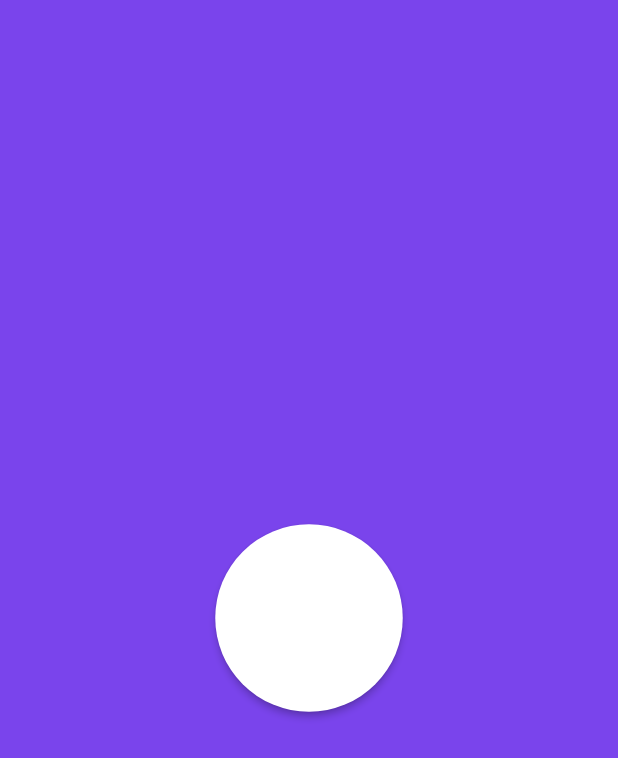
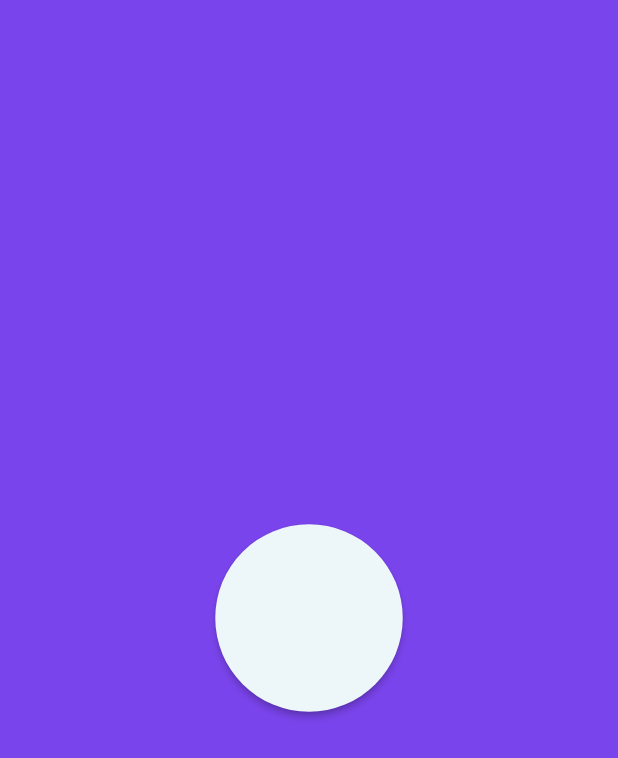
Before and after one commit to VirtualSketch/vs-mobile-app, a Flutter app: the screen it shows after launch, on a phone screen of 412 x 824 dp. Shown: the top 758 px of the screen. Run offline on Flutter 3.47's test engine with Material 2 defaults, Android fonts, the light colour scheme and no system bars; our stand-ins replace flutter_modular.

Commit message:
📝 request change finished

```diff
--- a/lib/components/circle_button.dart
+++ b/lib/components/circle_button.dart
@@ -5,7 +5,11 @@ class CircleButton extends StatelessWidget {
 
   @override
   Widget build(BuildContext context) {
-    return Column(
+    return Container(
+      color: const Color(0xFF7A44EC),
+      child: Column(
+        crossAxisAlignment: CrossAxisAlignment.stretch,
+        mainAxisAlignment: MainAxisAlignment.center,
         children: [
           ElevatedButton(
             onPressed: () {
@@ -18,15 +22,16 @@ class CircleButton extends StatelessWidget {
             },
             child: const Icon(
               Icons.circle,
-            color: Colors.white,
+              color: Color(0xFFEDF6F9),
             ),
             style: ElevatedButton.styleFrom(
               fixedSize: const Size(125, 125),
               shape: const CircleBorder(),
-            primary: Colors.white,
+              primary: const Color(0xFFEDF6F9),
             ),
           ),
         ],
+      ),
     );
   }
 }
--- a/lib/components/comp_home.dart
+++ /dev/null
@@ -1,20 +0,0 @@
-import 'package:flutter/material.dart';
-import 'circle_button.dart';
-
-class CompHome extends StatelessWidget {
-  const CompHome({Key? key}) : super(key: key);
-
-  @override
-  Widget build(BuildContext context) {
-    return Container(
-      color: const Color(0xFF7A44EC),
-      child: Column(
-        crossAxisAlignment: CrossAxisAlignment.stretch,
-        mainAxisAlignment: MainAxisAlignment.center,
-        children: const [
-          CircleButton(),
-        ],
-      ),
-    );
-  }
-}
--- /dev/null
+++ b/lib/components/splash_screan.dart
@@ -0,0 +1,13 @@
+import 'package:flutter/material.dart';
+import 'circle_button.dart';
+
+class SplashScrean extends StatelessWidget {
+  const SplashScrean({Key? key}) : super(key: key);
+
+  @override
+  Widget build(BuildContext context) {
+    return Container(
+      child: const CircleButton(),
+    );
+  }
+}
--- a/lib/view/home_view.dart
+++ b/lib/view/home_view.dart
@@ -1,5 +1,5 @@
 import 'package:flutter/material.dart';
-import '../components/comp_home.dart';
+import '../components/splash_screan.dart';
 
 class HomePage extends StatelessWidget {
   const HomePage({Key? key}) : super(key: key);
@@ -10,7 +10,7 @@ class HomePage extends StatelessWidget {
       body: Column(
         children: const [
           Expanded(
-            child: CompHome(),
+            child: SplashScrean(),
           ),
         ],
       ),
```
Lines whose indentation alone changed are shown as unchanged.
